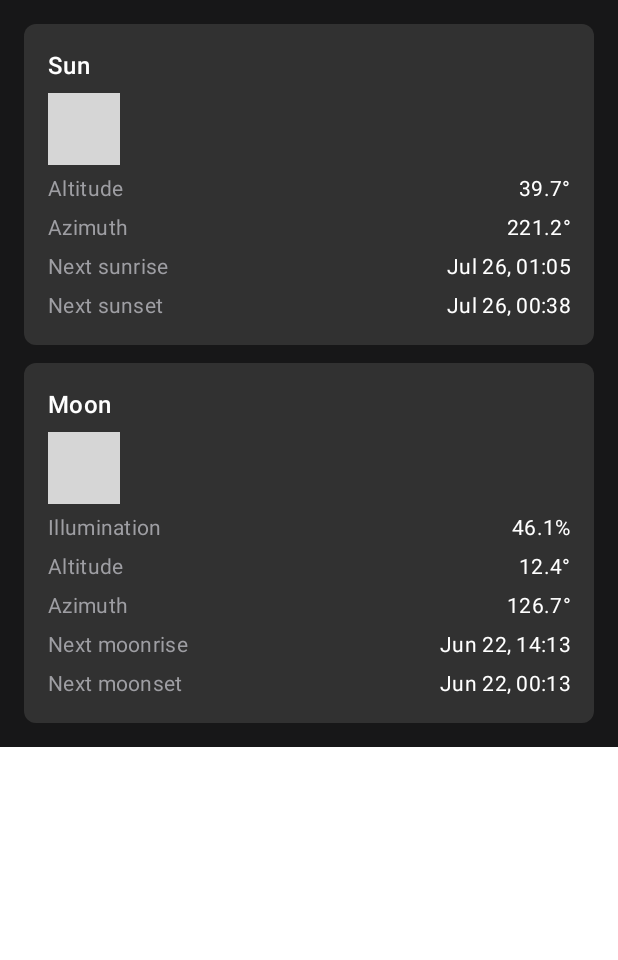
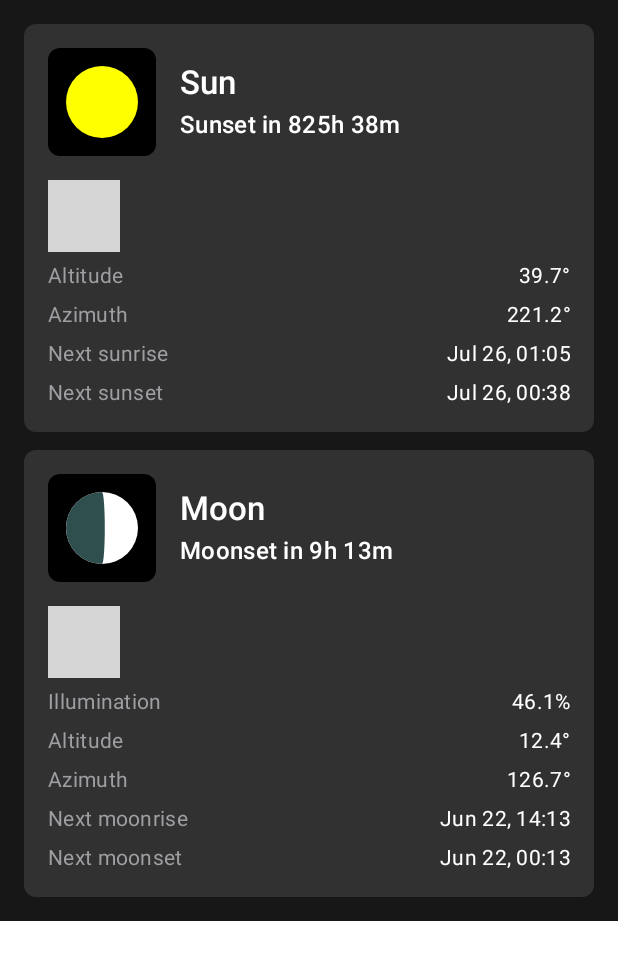
Before and after one commit to dgmltn/skyward-kmp, an Android app built with Jetpack Compose: the @Preview function Preview_CurrentTab_TromsoPolarDay, on a phone screen of 412 x 824 dp. Shown: the top 960 px of the screen. Run offline under Robolectric (Android 15) with nearby library versions, the phone set to English and light mode, and no system bars; libraries missing offline, so code that uses them is left out: dev.jamesyox.kastro; 2 statements that could not run were skipped; grey boxes are pictures that could not be loaded.

Commit message:
[sky] Added swiping between tabs, and large sun and moon icons with a rise/set countdown on the Current tab

```diff
--- /dev/null
+++ b/sky/src/commonMain/kotlin/app/skyward/sky/tabs/Countdown.kt
@@ -0,0 +1,19 @@
+package app.skyward.sky.tabs
+
+import app.skyward.sky.formatDuration
+import kotlin.time.Duration.Companion.minutes
+import kotlin.time.Instant
+
+/** The time until [body]'s next rise or set, whichever is sooner, like "Sunset in 3h 20m". */
+internal fun countdown(body: String, now: Instant, rise: Instant?, set: Instant?): String {
+    val riseName = "${body}rise"
+    val setName = "${body}set"
+    val (name, at) =
+        when {
+            rise != null && (set == null || rise < set) -> riseName to rise
+            set != null -> setName to set
+            else -> return "No ${riseName.lowercase()} or ${setName.lowercase()} soon"
+        }
+    val left = at - now
+    return if (left < 1.minutes) "$name in under a minute" else "$name in ${formatDuration(left)}"
+}
--- a/sky/src/commonMain/kotlin/app/skyward/sky/tabs/CurrentTab.kt
+++ b/sky/src/commonMain/kotlin/app/skyward/sky/tabs/CurrentTab.kt
@@ -5,30 +5,43 @@
 
 package app.skyward.sky.tabs
 
+import androidx.compose.foundation.Canvas
+import androidx.compose.foundation.background
 import androidx.compose.foundation.layout.Arrangement
+import androidx.compose.foundation.layout.Box
 import androidx.compose.foundation.layout.Column
 import androidx.compose.foundation.layout.Row
+import androidx.compose.foundation.layout.fillMaxSize
 import androidx.compose.foundation.layout.fillMaxWidth
 import androidx.compose.foundation.layout.padding
+import androidx.compose.foundation.layout.size
 import androidx.compose.foundation.shape.RoundedCornerShape
 import androidx.compose.material3.MaterialTheme
 import androidx.compose.material3.Surface
 import androidx.compose.material3.Text
 import androidx.compose.runtime.Composable
+import androidx.compose.ui.Alignment
 import androidx.compose.ui.Modifier
+import androidx.compose.ui.graphics.Color
 import androidx.compose.ui.text.font.FontWeight
 import androidx.compose.ui.text.style.TextAlign
 import androidx.compose.ui.tooling.preview.Preview
 import androidx.compose.ui.unit.dp
 import app.skyward.design.SkywardPreview
+import app.skyward.dial.DialPalette
 import app.skyward.domain.SkyNow
 import app.skyward.sky.dial.DialPreviewFixtures
+import app.skyward.sky.dial.drawMoon
+import app.skyward.sky.dial.toColor
 import app.skyward.sky.formatOneDecimal
 import app.skyward.sky.formatTimeFrom
 import app.skyward.sky.title
 import kotlin.time.Instant
 import kotlinx.datetime.TimeZone
 import kotlinx.datetime.toLocalDateTime
+
+private val IconTileSize = 72.dp
+private val IconPadding = 12.dp
 
 /** The sun and moon right now: where they are, and when they next rise and set. */
 @Composable
@@ -46,14 +59,24 @@ fun CurrentTab(
         modifier = modifier,
         verticalArrangement = Arrangement.spacedBy(12.dp),
     ) {
-        BodyCard(title = "Sun", Modifier.fillMaxWidth()) {
+        BodyCard(
+            title = "Sun",
+            countdown = countdown("Sun", now.instant, now.nextSunrise, now.nextSunset),
+            icon = { SunIcon(Modifier.fillMaxSize()) },
+            modifier = Modifier.fillMaxWidth(),
+        ) {
             Reading("Solar phase", now.solarPhase.title)
             Reading("Altitude", degrees(now.sunAltitude))
             Reading("Azimuth", degrees(now.sunAzimuth))
             Reading("Next sunrise", next(now.nextSunrise))
             Reading("Next sunset", next(now.nextSunset))
         }
-        BodyCard(title = "Moon", Modifier.fillMaxWidth()) {
+        BodyCard(
+            title = "Moon",
+            countdown = countdown("Moon", now.instant, now.nextMoonrise, now.nextMoonset),
+            icon = { MoonIcon(now.moonPhaseDegrees, Modifier.fillMaxSize()) },
+            modifier = Modifier.fillMaxWidth(),
+        ) {
             Reading("Phase", now.moonPhase.title)
             Reading("Illumination", "${formatOneDecimal(now.moonIlluminatedFraction * PERCENT)}%")
             Reading("Altitude", degrees(now.moonAltitude))
@@ -67,6 +90,8 @@ fun CurrentTab(
 @Composable
 private fun BodyCard(
     title: String,
+    countdown: String,
+    icon: @Composable () -> Unit,
     modifier: Modifier = Modifier,
     content: @Composable () -> Unit,
 ) {
@@ -80,14 +105,42 @@ private fun BodyCard(
             modifier = Modifier.padding(16.dp),
             verticalArrangement = Arrangement.spacedBy(6.dp),
         ) {
-            Text(
-                text = title,
-                style = MaterialTheme.typography.titleMedium,
-                fontWeight = FontWeight.SemiBold,
-            )
+            Row(
+                modifier = Modifier.fillMaxWidth().padding(bottom = 10.dp),
+                horizontalArrangement = Arrangement.spacedBy(16.dp),
+                verticalAlignment = Alignment.CenterVertically,
+            ) {
+                Box(
+                    modifier =
+                        Modifier.size(IconTileSize)
+                            .background(Color.Black, RoundedCornerShape(8.dp))
+                            .padding(IconPadding),
+                ) {
+                    icon()
+                }
+                Column(verticalArrangement = Arrangement.spacedBy(2.dp)) {
+                    Text(
+                        text = title,
+                        style = MaterialTheme.typography.titleLarge,
+                        fontWeight = FontWeight.SemiBold,
+                    )
+                    Text(text = countdown, style = MaterialTheme.typography.titleMedium)
+                }
+            }
             content()
         }
     }
+}
+
+@Composable
+private fun SunIcon(modifier: Modifier = Modifier) {
+    val color = DialPalette.SunGlyph.toColor()
+    Canvas(modifier) { drawCircle(color) }
+}
+
+@Composable
+private fun MoonIcon(phaseDegrees: Double, modifier: Modifier = Modifier) {
+    Canvas(modifier) { drawMoon(phaseDegrees, center, size.minDimension) }
 }
 
 @Composable
```
Also changed, not shown: sky/src/commonMain/kotlin/app/skyward/sky/SkyScreen.kt (+28 -10 lines), 1 other file.
